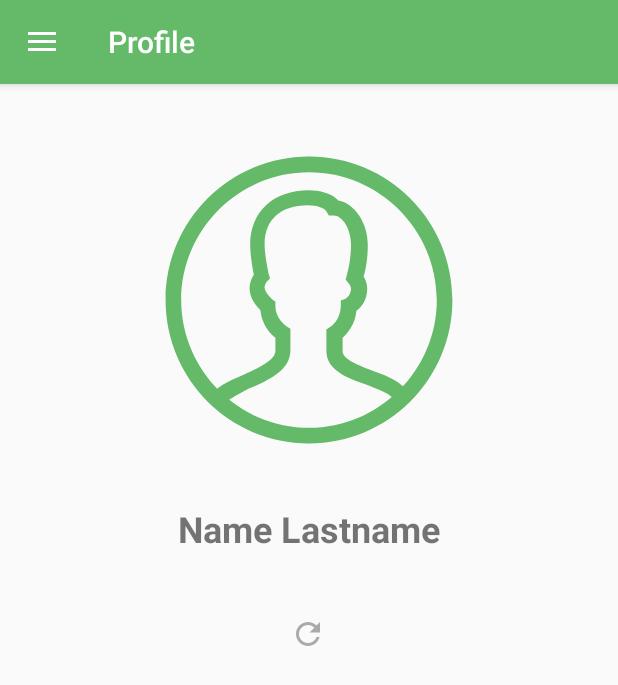
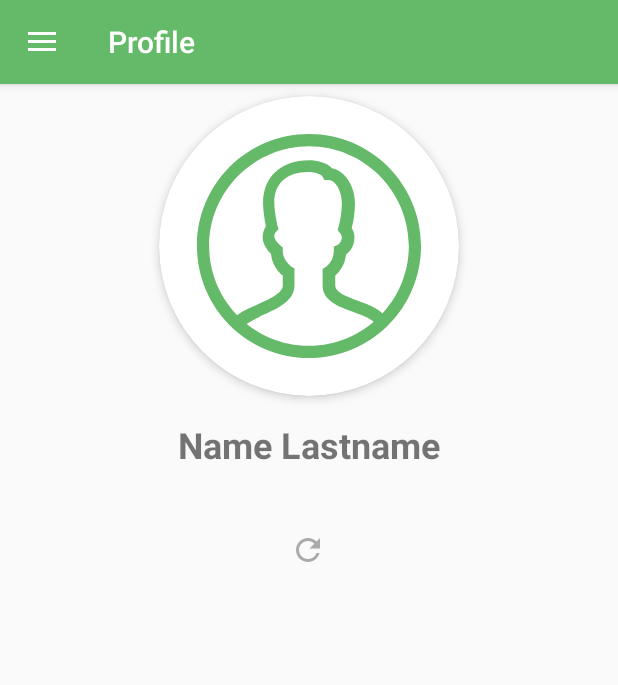
Before and after one commit to NikitaMalkin/TripShareClient, an Android app: the ProfileScreen screen opened directly, with no data from a screen before it, on a phone screen of 412 x 824 dp. Shown: the top 685 px of the screen. Run offline under Robolectric (Android 15) with nearby library versions, the phone set to English and light mode, and no system bars; libraries missing offline, so code that uses them is left out: cz.msebera.android; 13 statements that could not run were skipped.

Commit message:
nothing special

```diff
--- a/app/src/main/java/com/TripShare/Client/Common/AddPhotoDialog.java
+++ b/app/src/main/java/com/TripShare/Client/Common/AddPhotoDialog.java
@@ -86,8 +86,10 @@ public class AddPhotoDialog extends AppCompatDialogFragment {
             @Override
             public void onClick(DialogInterface dialog, int which)
             {
-                if(m_isProfileScreen)
-                    m_listenerProfile.sendImageToServerAndUpdateView(((BitmapDrawable)m_image.getDrawable()).getBitmap());
+                if(m_isProfileScreen) {
+                    rotateImage(m_currentImageRotation);
+                    m_listenerProfile.sendImageToServerAndUpdateView(((BitmapDrawable) m_image.getDrawable()).getBitmap());
+                }
                 else
                     m_listenerPostCreation.attachImageToRelevantCoordinate(((BitmapDrawable)m_image.getDrawable()).getBitmap());
                 dismiss();
@@ -113,13 +115,13 @@ public class AddPhotoDialog extends AppCompatDialogFragment {
         startActivityForResult(new Intent(Intent.ACTION_PICK, android.provider.MediaStore.Images.Media.INTERNAL_CONTENT_URI), PICK_IMAGE_REQUEST);
     }
 
-    private void rotateImage90Degrees() //currently unused method to actually rotate the stored Bitmap, this will be used when uploading the image
+    private void rotateImage(float i_degrees) //currently unused method to actually rotate the stored Bitmap, this will be used when uploading the image
     {
         BitmapDrawable drawable = (BitmapDrawable) m_image.getDrawable();
         Bitmap bitmap = drawable.getBitmap();
         Matrix matrix = new Matrix();
 
-        matrix.postRotate(90);
+        matrix.postRotate(i_degrees);
 
         bitmap = Bitmap.createBitmap(bitmap, 0, 0, bitmap.getWidth(), bitmap.getHeight(), matrix, true);
         m_image.setImageBitmap(bitmap);
--- a/app/src/main/res/layout/activity_profile_screen.xml
+++ b/app/src/main/res/layout/activity_profile_screen.xml
@@ -27,19 +27,32 @@
                         android:layout_height="wrap_content" android:id="@+id/profile_name_lastname_textView"
                         app:layout_constraintStart_toStartOf="parent" app:layout_constraintHorizontal_bias="0.5"
                         app:layout_constraintEnd_toEndOf="parent"
-                        app:layout_constraintTop_toBottomOf="@+id/profile_userImage_imageView" android:textSize="24sp"
+                        android:textSize="24sp"
                         app:layout_constraintBottom_toTopOf="@+id/profileScreen_recyclerView"
-                        android:layout_marginTop="8dp" android:textStyle="bold"/>
-                <ImageView
-                        android:layout_width="256dp"
-                        android:layout_height="256dp"
-                        android:id="@+id/profile_userImage_imageView" app:layout_constraintStart_toStartOf="parent"
-                        app:layout_constraintHorizontal_bias="0.5" app:layout_constraintEnd_toEndOf="parent"
-                        app:layout_constraintTop_toTopOf="parent" android:layout_marginTop="16dp"
-                        tools:visibility="visible"
-                        app:srcCompat="@drawable/ic_iconfinder_icon"
-                        android:backgroundTintMode="multiply" android:outlineProvider="none"
-                        android:scaleType="fitCenter"/>
+                        android:textStyle="bold" app:layout_constraintTop_toBottomOf="@+id/profile_userImage_ring"
+                        android:layout_marginTop="16dp"/>
+                <android.support.v7.widget.CardView
+                        android:layout_width="200dp"
+                        android:layout_height="200dp"
+                        android:elevation="24dp"
+                        android:id="@+id/profile_userImage_ring"
+                        app:cardCornerRadius="100dp"
+                        android:layout_centerHorizontal="true"
+                        app:layout_constraintEnd_toEndOf="parent"
+                        app:layout_constraintBottom_toTopOf="@+id/drawer_textView" app:cardElevation="4dp"
+                        app:layout_constraintStart_toStartOf="parent" android:layout_marginStart="8dp"
+                        app:layout_constraintTop_toTopOf="parent" android:layout_marginEnd="8dp"
+                        android:layout_marginTop="8dp">
+                    <ImageView
+                            android:layout_height="200dp"
+                            android:layout_width="match_parent"
+                            android:id="@+id/profile_userImage_imageView"
+                            android:src="@drawable/ic_iconfinder_icon"
+                            android:scaleType="centerCrop"/>
+
+                    IMPORTANT: CornerRadius must always be half of layout_width and layout_height in order for this to
+                    display correctly!
+                </android.support.v7.widget.CardView>
                 <android.support.v7.widget.RecyclerView
                         android:layout_width="0dp"
                         android:layout_height="wrap_content"
```
